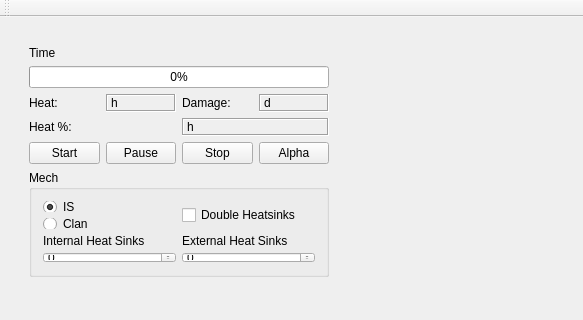
First picture: the form in mech-system-simulator/mechsystem.ui, repository mark-ting/mech-system-simulator, before the edit; both pictures show x 0 to 583 and y 0 to 320 of the 583 by 594 pixel window.
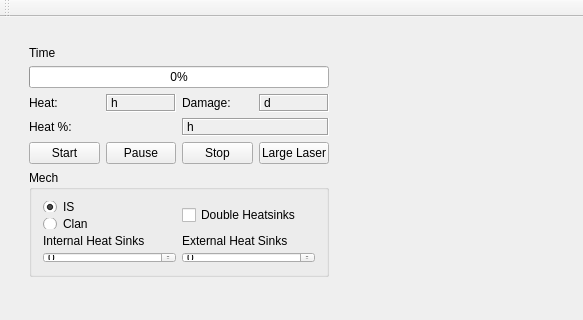
Second picture: the form after the edit.

The edit to the form file:
```diff
--- a/mech-system-simulator/mechsystem.ui
+++ b/mech-system-simulator/mechsystem.ui
@@ -140,7 +140,7 @@
        <item>
         <widget class="QPushButton" name="alphaButton">
          <property name="text">
-          <string>Alpha</string>
+          <string>Large Laser</string>
          </property>
         </widget>
        </item>
```
